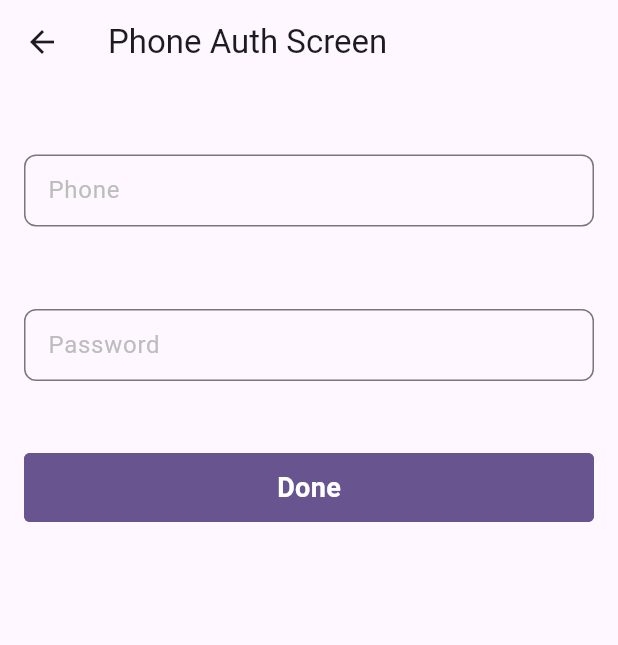
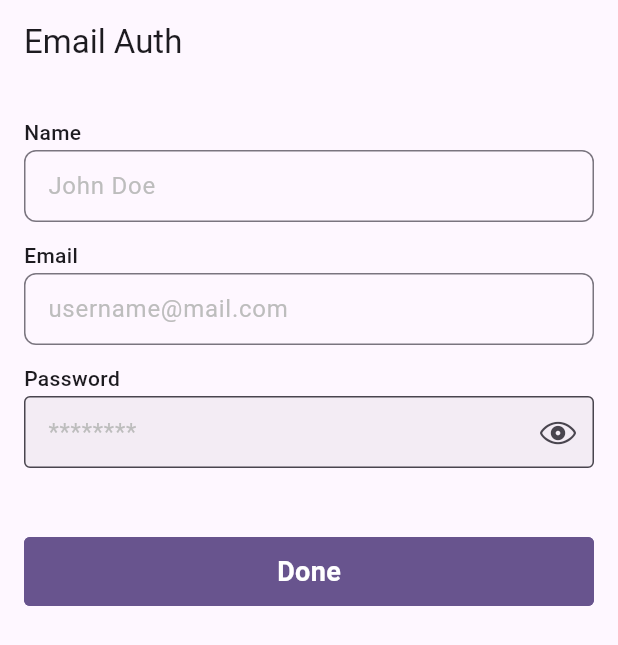
Before and after one commit to askabdulhaseeb/supabase-crud, a Flutter app: the PhoneAuthScreen screen opened directly, on a phone screen of 412 x 824 dp. Shown: the top 645 px of the screen. Run offline on Flutter 3.47's test engine with Material 3 defaults, Android fonts, the phone set to English and light mode, and no system bars; our stand-ins replace flutter_dotenv, supabase_flutter; accounts and stored records are empty.

Commit message:
auth api added

```diff
--- a/lib/core/widgets/custom_textformfield.dart
+++ b/lib/core/widgets/custom_textformfield.dart
@@ -74,16 +74,17 @@ class CustomTextFormFieldState extends State<CustomTextFormField> {
   @override
   Widget build(BuildContext context) {
     return Padding(
-      padding: const EdgeInsets.symmetric(vertical: 8),
+      padding: const EdgeInsets.symmetric(vertical: 6),
       child: Column(
         mainAxisSize: MainAxisSize.min,
         crossAxisAlignment: CrossAxisAlignment.start,
         children: <Widget>[
-          Text(
-            widget.labelText,
-            style: const TextStyle(fontWeight: FontWeight.w500),
-          ),
-          const SizedBox(height: 2),
+          if (widget.labelText.isNotEmpty)
+            Text(
+              widget.labelText,
+              style: const TextStyle(fontWeight: FontWeight.w500),
+            ),
+          if (widget.labelText.isNotEmpty) const SizedBox(height: 2),
           TextFormField(
             initialValue: widget.initialValue,
             controller: widget._controller,
--- a/lib/feature/auth/api/auth_api.dart
+++ b/lib/feature/auth/api/auth_api.dart
@@ -3,10 +3,10 @@ import 'package:supabase_flutter/supabase_flutter.dart';
 
 class AuthApi {
   final SupabaseClient supabase = Supabase.instance.client;
-  Future<User?> login(String phone, String password) async {
+  Future<User?> login(String email, String password) async {
     try {
       final AuthResponse response = await supabase.auth.signInWithPassword(
-        email: phone,
+        email: email,
         password: password,
       );
       if (response.user != null) {
@@ -20,22 +20,37 @@ class AuthApi {
     return null;
   }
 
-  Future<User?> register(String phone, String password) async {
-    try {
-      final AuthResponse res = await supabase.auth.signUp(
-        phone: phone,
-        password: password,
-        channel: OtpChannel.sms,
-      );
+  Future<User?> register(String email, String password) async {
+    const maxRetries = 5;
+    int retries = 0;
+    int delay = 1000; // Start with a delay of 1 second
 
-      if (res.user == null) {
-        debugPrint('❌ Error - AuthApi: register ${res.hashCode}');
-      } else {
-        return res.user;
+    while (retries < maxRetries) {
+      try {
+        final response =
+            await supabase.auth.signUp(email: email, password: password);
+        if (response.user != null) {
+          // Successfully signed up
+          print('Sign up successful');
+          return response.user;
+        } else {
+          // Handle other errors
+        }
+      } catch (e) {
+        if (e is AuthException && e.message == 'Email rate limit exceeded') {
+          // Handle rate limit exceeded
+          retries++;
+          print('Rate limit exceeded, retrying in $delay ms...');
+          // await Future.delayed(Duration(milliseconds: delay));
+          delay *= 2; // Exponential backoff
+        } else {
+          // Handle other exceptions
+          print('Error: ${e.toString()}');
+        }
       }
-    } catch (e) {
-      debugPrint('❌ Error - AuthApi: register $e');
     }
+
+    print('Max retries reached, please try again later.');
     return null;
   }
 }
--- /dev/null
+++ b/lib/feature/auth/entity/user_entity.dart
@@ -0,0 +1,15 @@
+class UserEntity {
+  const UserEntity({
+    required this.uid,
+    required this.email,
+    required this.name,
+    required this.phone,
+    required this.photoUrl,
+  });
+
+  final String uid;
+  final String email;
+  final String name;
+  final String phone;
+  final String photoUrl;
+}
--- /dev/null
+++ b/lib/feature/auth/models/user_model.dart
@@ -0,0 +1,32 @@
+import '../entity/user_entity.dart';
+export '../entity/user_entity.dart';
+
+class UserModel extends UserEntity {
+  const UserModel({
+    required super.uid,
+    required super.email,
+    super.name = '',
+    super.phone = '',
+    super.photoUrl = '',
+  });
+
+  factory UserModel.fromJson(Map<String, dynamic> json) {
+    return UserModel(
+      uid: json['uid'] ?? '',
+      email: json['email'] ?? '',
+      name: json['display_name'] ?? '',
+      phone: json['phone'] ?? '',
+      photoUrl: json['photo_url'] ?? '',
+    );
+  }
+
+  Map<String, dynamic> toJson() {
+    return <String, dynamic>{
+      'uid': uid,
+      'email': email,
+      'display_name': name,
+      'phone': phone,
+      'photo_url': photoUrl,
+    };
+  }
+}
--- a/lib/feature/auth/phone_auth_screen.dart
+++ b/lib/feature/auth/phone_auth_screen.dart
@@ -1,54 +1,78 @@
 import 'package:flutter/material.dart';
 import 'package:supabase_flutter/supabase_flutter.dart';
 
+import '../../core/utils/app_validator.dart';
 import '../../core/widgets/custom_elevated_button.dart';
 import '../../core/widgets/custom_textformfield.dart';
+import '../../core/widgets/password_textformfield.dart';
 import 'api/auth_api.dart';
+import 'api/user_api.dart';
+import 'models/user_model.dart';
 
 class PhoneAuthScreen extends StatefulWidget {
   const PhoneAuthScreen({super.key});
+  static const String routeName = '/phone-auth';
 
   @override
   State<PhoneAuthScreen> createState() => _PhoneAuthScreenState();
 }
 
 class _PhoneAuthScreenState extends State<PhoneAuthScreen> {
-  final TextEditingController phoneController = TextEditingController();
-  final TextEditingController passwordController = TextEditingController();
+  final TextEditingController name = TextEditingController();
+  final TextEditingController email = TextEditingController();
+  final TextEditingController password = TextEditingController();
+  bool isLoading = false;
   @override
   Widget build(BuildContext context) {
     return Scaffold(
       appBar: AppBar(
-        title: const Text('Phone Auth Screen'),
+        title: const Text('Email Auth'),
       ),
       body: Padding(
         padding: const EdgeInsets.all(16),
         child: Column(
           children: <Widget>[
             CustomTextFormField(
-              controller: phoneController,
-              hint: 'Phone',
+              controller: name,
+              labelText: 'Name',
+              hint: 'John Doe',
             ),
-            const SizedBox(height: 16),
             CustomTextFormField(
-              controller: passwordController,
-              hint: 'Password',
+              controller: email,
+              labelText: 'Email',
+              hint: 'username@mail.com',
+              validator: (String? value) => AppValidator.email(value),
+            ),
+            PasswordTextFormField(
+              controller: password,
+              labelText: 'Password',
             ),
             const SizedBox(height: 32),
             CustomElevatedButton(
               title: 'Done',
-              isLoading: false,
+              isLoading: isLoading,
               onTap: () async {
-                // Add the code to login or register with phone and password here
+                // Add the code to login or register with email and password here
                 final User? user = await AuthApi().register(
-                  phoneController.text.trim(),
-                  passwordController.text.trim(),
+                  email.text.trim(),
+                  password.text.trim(),
                 );
-
                 if (user != null) {
                   debugPrint('✅ User: ${user.email}');
                 } else {
                   debugPrint('❌ Error: User is null');
+                  return;
+                }
+                final UserModel userModel = UserModel(
+                  uid: user.id,
+                  name: name.text.trim(),
+                  email: email.text.trim(),
+                );
+                final bool isCreated = await UserApi().createUser(userModel);
+                if (isCreated) {
+                  debugPrint('✅ User created: ${userModel.email}');
+                } else {
+                  debugPrint('❌ Error: User not created');
                 }
               },
             ),
```
Also changed, not shown: lib/feature/auth/api/user_api.dart (added, +40 -0 lines), lib/main.dart (+6 -1 lines).
